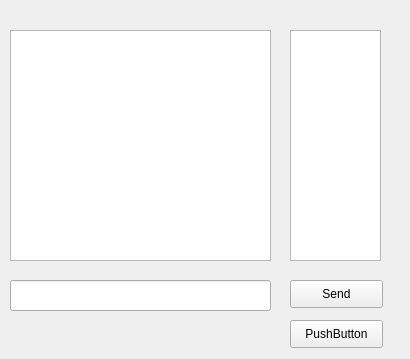
Qt form ChatApplicationClient/roomchat.ui (enesdurmus/ChatApplication-With-QT) before a commit.
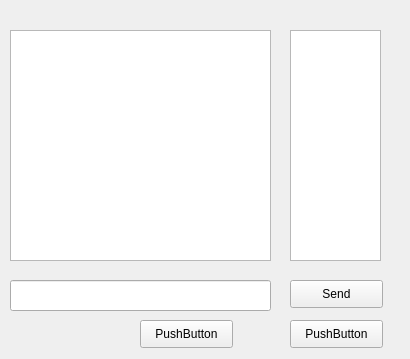
The same form after that commit.

What changed in the file:
```diff
--- a/ChatApplicationClient/roomchat.ui
+++ b/ChatApplicationClient/roomchat.ui
@@ -69,6 +69,19 @@
     <string>PushButton</string>
    </property>
   </widget>
+  <widget class="QPushButton" name="sendFileButton">
+   <property name="geometry">
+    <rect>
+     <x>140</x>
+     <y>320</y>
+     <width>93</width>
+     <height>28</height>
+    </rect>
+   </property>
+   <property name="text">
+    <string>PushButton</string>
+   </property>
+  </widget>
  </widget>
  <resources/>
  <connections/>
```
